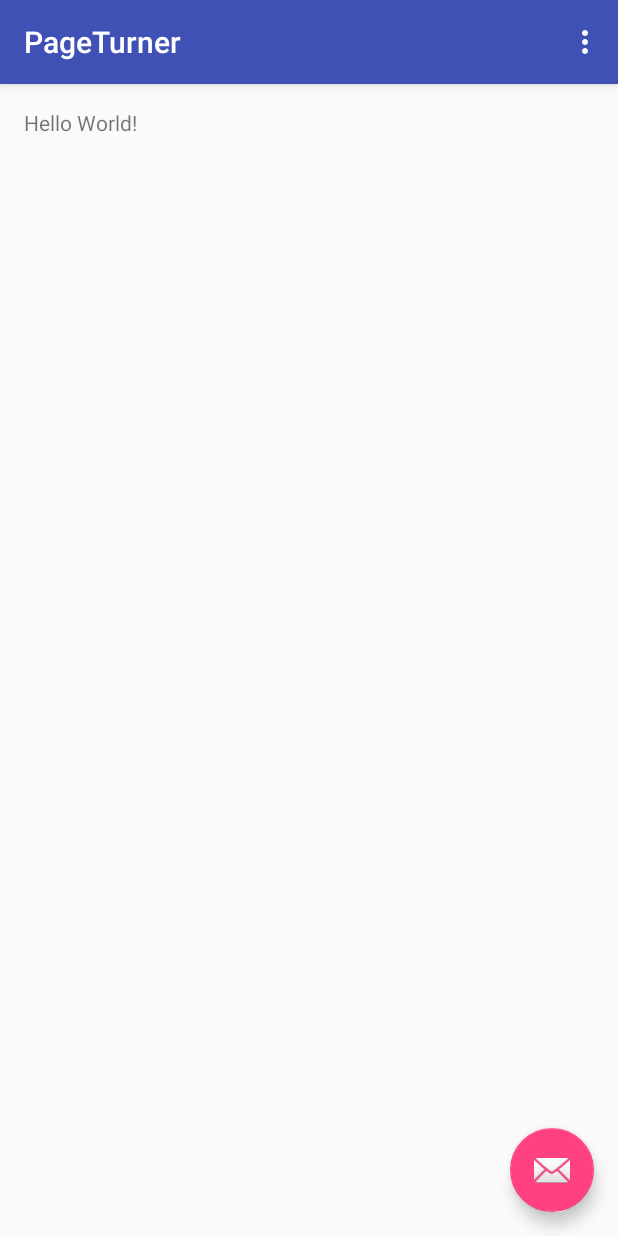
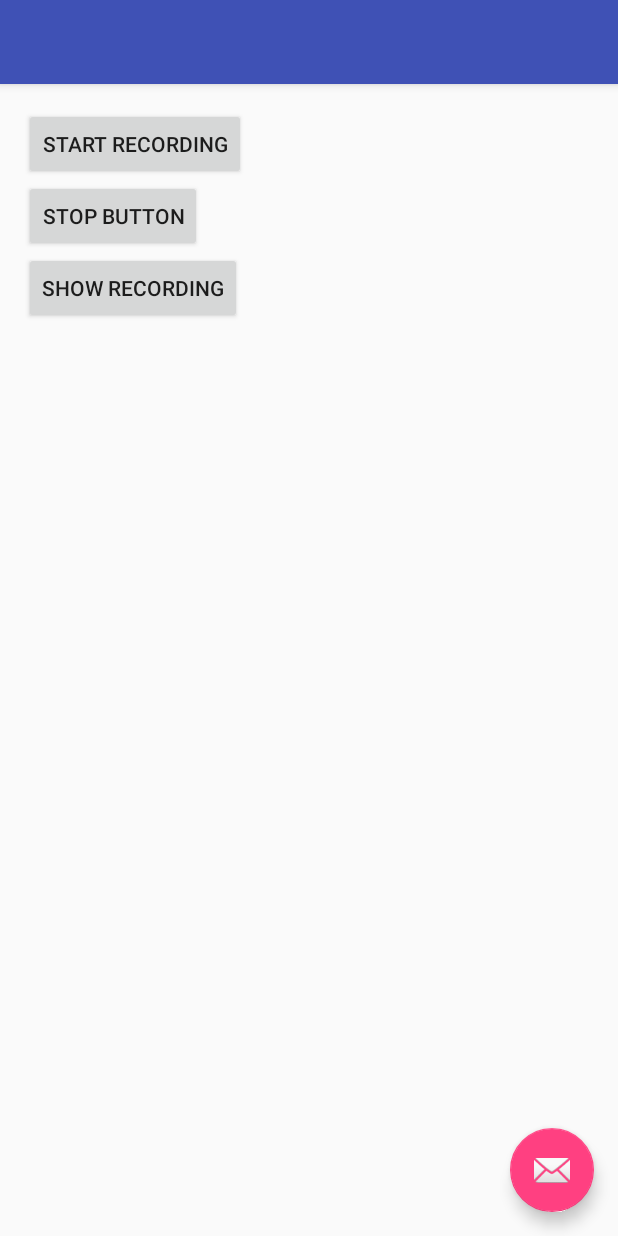
Before and after one commit to JesperHenriksen/PageTurner, an Android app: the screen it shows after launch (MainActivity), on a phone screen of 412 x 824 dp. Run offline under Robolectric (Android 15) with nearby library versions, the phone set to English and light mode, and no system bars.

Commit message:
Things done before lunch

```diff
--- a/app/src/main/java/com/example/jesper/pageturner/AudioRecorder.java
+++ b/app/src/main/java/com/example/jesper/pageturner/AudioRecorder.java
@@ -10,42 +10,54 @@ import java.io.IOException;
 
 
 public class AudioRecorder {
-    private int samplerate;
+    private static final int RECORDER_CHANNELS = AudioFormat.CHANNEL_IN_MONO;
+    private static final int RECORDER_AUDIO_ENCODING = AudioFormat.ENCODING_PCM_16BIT;
+    private static final int BUFFER_ELEMENTS_TO_RECORD = 1024;
+    private static final int BYTES_PER_ELEMENT = 2;
+    private int samplerate = 0;
     private AudioRecord audioRecord = null;
+    private int bufferSize = 0;
+    private int buffercount= 0;
+    private Thread recordingThread = null;
+
+
     AudioRecorder(int sampleRate){
         setSampleRate(sampleRate);
-        audioRecord = new AudioRecord(
-                MediaRecorder.AudioSource.DEFAULT,
-                getSamplerate(),
-                AudioFormat.CHANNEL_IN_MONO,
-                AudioFormat.ENCODING_PCM_16BIT,
-                AudioRecord.getMinBufferSize(
-                        getSamplerate(),
-                        AudioFormat.CHANNEL_IN_MONO,
-                        AudioFormat.ENCODING_PCM_16BIT
-                )
+        bufferSize = AudioRecord.getMinBufferSize(
+                this.getSampleRate(),
+                RECORDER_CHANNELS,
+                RECORDER_AUDIO_ENCODING
         );
+
+
+
     }
 
     public void startRecording(){
-        audioRecord.startRecording();
+        audioRecord = new AudioRecord(MediaRecorder.AudioSource.MIC,
+                this.getSampleRate(),
+                RECORDER_CHANNELS,
+                RECORDER_AUDIO_ENCODING,
+                BUFFER_ELEMENTS_TO_RECORD * BYTES_PER_ELEMENT
+        );
+        //audioRecord.startRecording();
     }
 
     public void stopRecording(){
         audioRecord.stop();
     }
 
-    private Sample convertToDigital(){
+    /*private Sample convertToDigital(){
         Sample sample = new Sample();
         return new Sample();
-    }
+    }*/
 
-    private int getSamplerate() {
+    private int getSampleRate() {
         return samplerate;
     }
 
     private void setSampleRate(int samplerate){
-        this.samplerate = samplerate;
+        this.samplerate = this.samplerate == 0 ? samplerate : this.samplerate;
     }
 
 }
--- a/app/src/main/java/com/example/jesper/pageturner/MainActivity.java
+++ b/app/src/main/java/com/example/jesper/pageturner/MainActivity.java
@@ -1,5 +1,6 @@
 package com.example.jesper.pageturner;
 
+import android.app.Activity;
 import android.os.Bundle;
 import android.support.design.widget.FloatingActionButton;
 import android.support.design.widget.Snackbar;
@@ -8,45 +9,29 @@ import android.support.v7.widget.Toolbar;
 import android.view.View;
 import android.view.Menu;
 import android.view.MenuItem;
+import android.widget.Button;
 
 public class MainActivity extends AppCompatActivity {
+    AudioRecorder audioRecorder = null;
+    Button startButton = null;
 
     @Override
     protected void onCreate(Bundle savedInstanceState) {
         super.onCreate(savedInstanceState);
         setContentView(R.layout.activity_main);
-        Toolbar toolbar = (Toolbar) findViewById(R.id.toolbar);
-        setSupportActionBar(toolbar);
+        buttonClickListener();
+        audioRecorder = new AudioRecorder(44100);
+    }
 
-        FloatingActionButton fab = (FloatingActionButton) findViewById(R.id.fab);
-        fab.setOnClickListener(new View.OnClickListener() {
-            @Override
-            public void onClick(View view) {
-                Snackbar.make(view, "Replace with your own action", Snackbar.LENGTH_LONG)
-                        .setAction("Action", null).show();
+    public void buttonClickListener(){
+        startButton = (Button) findViewById(R.id.startButton);
+        startButton.setOnClickListener(new View.OnClickListener(){
+            public void onClick(View v){
+                //setContentView(R.layout.activity_recorder_page);
+
+
+                audioRecorder.startRecording();
             }
         });
     }
-
-    @Override
-    public boolean onCreateOptionsMenu(Menu menu) {
-        // Inflate the menu; this adds items to the action bar if it is present.
-        getMenuInflater().inflate(R.menu.menu_main, menu);
-        return true;
-    }
-
-    @Override
-    public boolean onOptionsItemSelected(MenuItem item) {
-        // Handle action bar item clicks here. The action bar will
-        // automatically handle clicks on the Home/Up button, so long
-        // as you specify a parent activity in AndroidManifest.xml.
-        int id = item.getItemId();
-
-        //noinspection SimplifiableIfStatement
-        if (id == R.id.action_settings) {
-            return true;
-        }
-
-        return super.onOptionsItemSelected(item);
-    }
 }
--- a/app/src/main/res/layout/content_main.xml
+++ b/app/src/main/res/layout/content_main.xml
@@ -12,8 +12,29 @@
     tools:context="com.example.jesper.pageturner.MainActivity"
     tools:showIn="@layout/activity_main">
 
-    <TextView
+    <Button
         android:layout_width="wrap_content"
         android:layout_height="wrap_content"
-        android:text="Hello World!" />
+        android:text="Start Recording"
+        android:id="@+id/startButton"
+        android:layout_alignParentLeft="true"
+        android:layout_alignParentStart="true" />
+
+    <Button
+        android:layout_width="wrap_content"
+        android:layout_height="wrap_content"
+        android:text="Stop Button"
+        android:id="@+id/stopButton"
+        android:layout_below="@+id/startButton"
+        android:layout_alignParentLeft="true"
+        android:layout_alignParentStart="true" />
+
+    <Button
+        android:layout_width="wrap_content"
+        android:layout_height="wrap_content"
+        android:text="Show Recording"
+        android:id="@+id/recordingButton"
+        android:layout_below="@+id/stopButton"
+        android:layout_alignParentLeft="true"
+        android:layout_alignParentStart="true" />
 </RelativeLayout>
--- a/app/src/main/res/values/strings.xml
+++ b/app/src/main/res/values/strings.xml
@@ -1,4 +1,5 @@
 <resources>
     <string name="app_name">PageTurner</string>
     <string name="action_settings">Settings</string>
+    <string name="title_activity_recorder_page">RecorderPage</string>
 </resources>
```
Also changed, not shown: app/src/main/AndroidManifest.xml (+9 -0 lines), app/src/main/java/com/example/jesper/pageturner/RecorderPage.java (added, +21 -0 lines), app/src/main/res/layout/activity_recorder_page.xml (added, +34 -0 lines), app/src/main/res/layout/content_recorder_page.xml (added, +15 -0 lines).
